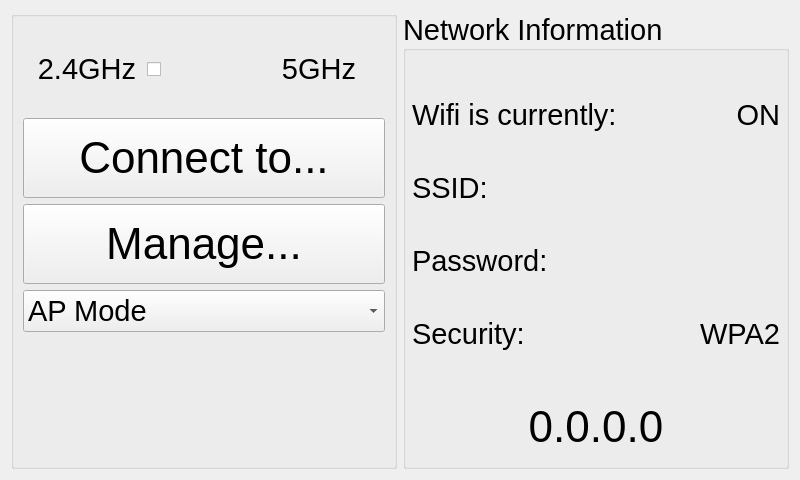
Before: the Qt Designer form ui/NetworkSettingsWidget.ui in kipr/botui, drawn with Qt 5.
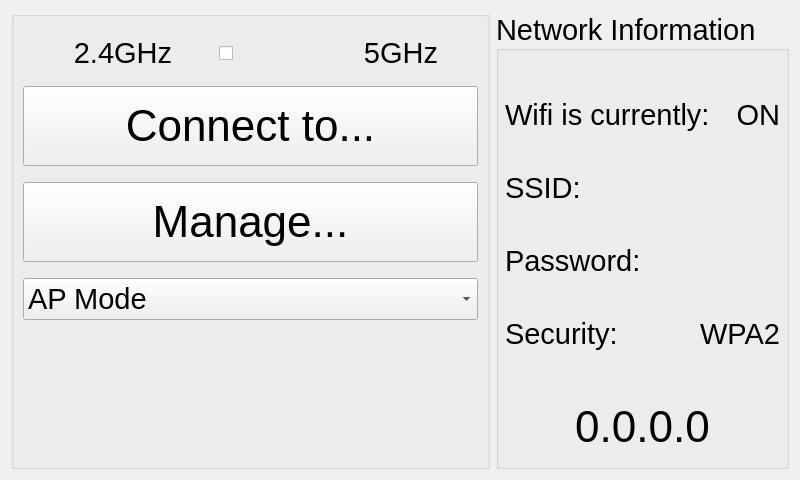
After: the same form once the commit is applied. Icons and pictures are not drawn.

Commit message: Label spacing edits

The edit to the form file:
```diff
--- a/ui/NetworkSettingsWidget.ui
+++ b/ui/NetworkSettingsWidget.ui
@@ -34,12 +34,18 @@
        </property>
        <layout class="QVBoxLayout" name="verticalLayout_3">
         <item>
-         <layout class="QHBoxLayout" name="horizontalLayout_6">
+         <layout class="QHBoxLayout" name="horizontalLayout_6" stretch="2,0,0">
           <property name="leftMargin">
            <number>10</number>
           </property>
           <item>
            <widget class="QLabel" name="TwoFourGHZLabel">
+            <property name="sizePolicy">
+             <sizepolicy hsizetype="Expanding" vsizetype="Fixed">
+              <horstretch>0</horstretch>
+              <verstretch>0</verstretch>
+             </sizepolicy>
+            </property>
             <property name="minimumSize">
              <size>
               <width>35</width>
@@ -67,6 +73,12 @@
           </item>
           <item>
            <widget class="QCheckBox" name="toggleSwitch">
+            <property name="sizePolicy">
+             <sizepolicy hsizetype="Expanding" vsizetype="Fixed">
+              <horstretch>0</horstretch>
+              <verstretch>0</verstretch>
+             </sizepolicy>
+            </property>
             <property name="maximumSize">
              <size>
               <width>100</width>
@@ -97,6 +109,12 @@
           </item>
           <item>
            <widget class="QLabel" name="FiveGHZLabel">
+            <property name="sizePolicy">
+             <sizepolicy hsizetype="Expanding" vsizetype="Fixed">
+              <horstretch>0</horstretch>
+              <verstretch>0</verstretch>
+             </sizepolicy>
+            </property>
             <property name="minimumSize">
              <size>
               <width>35</width>
@@ -105,7 +123,7 @@
             </property>
             <property name="maximumSize">
              <size>
-              <width>134</width>
+              <width>80</width>
               <height>16777215</height>
              </size>
             </property>
```
The commit also changes 1 other file.
